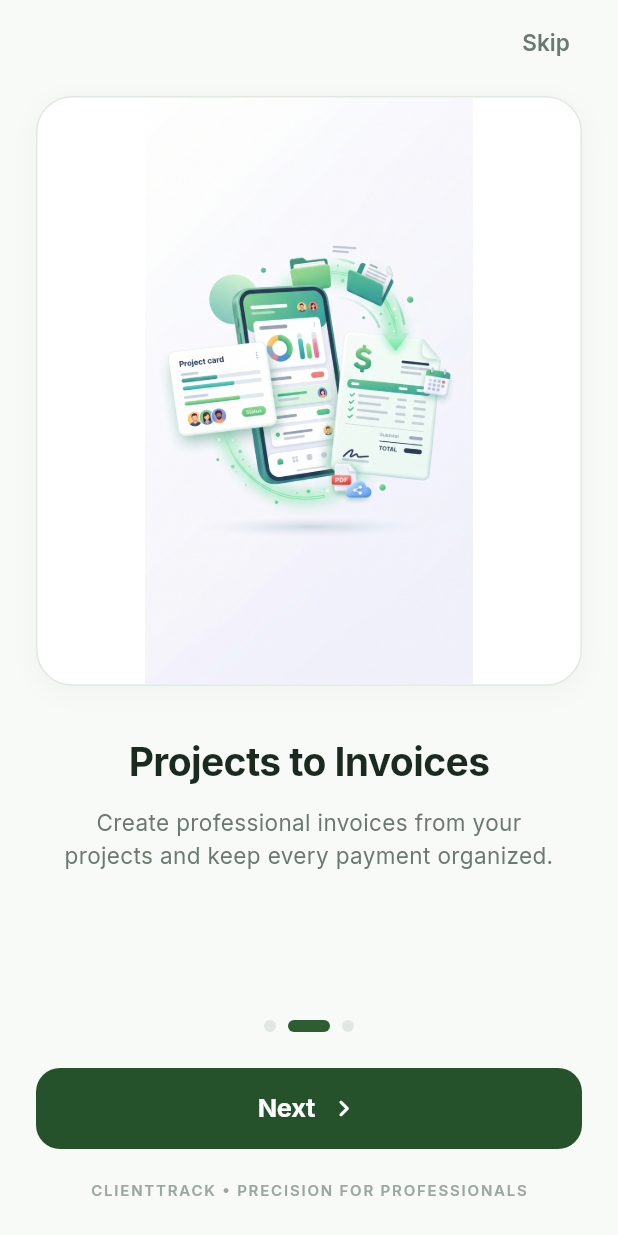
After one commit to hayat-ishfaq/clienttrack, a Flutter app: the OnboardingScreen screen opened by its route, after a tap on "Next", on a phone screen of 412 x 824 dp. The commit adds this screen. Run offline on Flutter 3.47's test engine with Material 3 defaults, Android fonts, the phone set to English and light mode, and no system bars; our stand-ins replace firebase_core, flutter_riverpod, go_router, google_fonts; accounts and stored records are empty.

Commit message:
feat: add onboarding feature with interactive slides, assets, and widget tests

```diff
--- a/lib/app/router/app_router.dart
+++ b/lib/app/router/app_router.dart
@@ -6,6 +6,7 @@ import 'route_names.dart';
 import '../../shared/widgets/navigation/main_scaffold_shell.dart';
 import '../../shared/widgets/navigation/placeholder_screen.dart';
 import '../../features/onboarding/presentation/splash_screen.dart';
+import '../../features/onboarding/presentation/onboarding_screen.dart';
 
 final GlobalKey<NavigatorState> _rootNavigatorKey = GlobalKey<NavigatorState>(debugLabel: 'root');
 final GlobalKey<NavigatorState> _homeNavigatorKey = GlobalKey<NavigatorState>(debugLabel: 'home');
@@ -31,11 +32,7 @@ final appRouterProvider = Provider<GoRouter>((ref) {
       GoRoute(
         path: AppRoutes.onboarding,
         name: AppRoutes.onboardingName,
-        builder: (context, state) => const PlaceholderScreen(
-          title: 'Welcome to ClientTrack',
-          subtitle: 'Manage clients, projects, and invoices with ease.',
-          icon: Icons.auto_awesome,
-        ),
+        builder: (context, state) => const OnboardingScreen(),
       ),
       // 03 Sign Up
       GoRoute(
--- /dev/null
+++ b/lib/features/onboarding/presentation/onboarding_screen.dart
@@ -0,0 +1,273 @@
+import 'package:flutter/material.dart';
+import 'package:go_router/go_router.dart';
+import '../../../app/router/route_names.dart';
+import '../../../app/theme/app_colors.dart';
+
+/// Model representing a single onboarding slide.
+class OnboardingSlideData {
+  final String imageAsset;
+  final String title;
+  final String subtitle;
+
+  const OnboardingSlideData({
+    required this.imageAsset,
+    required this.title,
+    required this.subtitle,
+  });
+}
+
+/// 3-slide Onboarding Screen for ClientTrack.
+/// Conforms to visily-02-onboarding.png layout and styling.
+class OnboardingScreen extends StatefulWidget {
+  const OnboardingScreen({super.key});
+
+  @override
+  State<OnboardingScreen> createState() => _OnboardingScreenState();
+}
+
+class _OnboardingScreenState extends State<OnboardingScreen> {
+  final PageController _pageController = PageController();
+  int _currentPage = 0;
+
+  static const List<OnboardingSlideData> _slides = [
+    OnboardingSlideData(
+      imageAsset: 'assets/onboarding1.jpeg',
+      title: 'Manage Your Clients',
+      subtitle: 'Keep all your clients and their information organized in one place.',
+    ),
+    OnboardingSlideData(
+      imageAsset: 'assets/onboarding2.jpeg',
+      title: 'Projects to Invoices',
+      subtitle: 'Create professional invoices from your projects and keep every payment organized.',
+    ),
+    OnboardingSlideData(
+      imageAsset: 'assets/onboarding3.jpeg',
+      title: 'Never Miss a Payment',
+      subtitle: 'Track overdue invoices and send payment reminders in just a few taps.',
+    ),
+  ];
+
+  @override
+  void dispose() {
+    _pageController.dispose();
+    super.dispose();
+  }
+
+  void _onSkip() {
+    context.go(AppRoutes.signup);
+  }
+
+  void _onNext() {
+    if (_currentPage < _slides.length - 1) {
+      _pageController.nextPage(
+        duration: const Duration(milliseconds: 400),
+        curve: Curves.easeInOutCubic,
+      );
+    } else {
+      context.go(AppRoutes.signup);
+    }
+  }
+
+  @override
+  Widget build(BuildContext context) {
+    final isLastPage = _currentPage == _slides.length - 1;
+
+    return Scaffold(
+      backgroundColor: const Color(0xFFF7FAF7),
+      appBar: AppBar(
+        backgroundColor: Colors.transparent,
+        elevation: 0,
+        actions: [
+          Padding(
+            padding: const EdgeInsets.only(right: 16.0),
+            child: TextButton(
+              onPressed: _onSkip,
+              child: const Text(
+                'Skip',
+                style: TextStyle(
+                  fontFamily: 'Inter',
+                  fontSize: 15,
+                  fontWeight: FontWeight.w600,
+                  color: AppColors.textSecondary,
+                ),
+              ),
+            ),
+          ),
+        ],
+      ),
+      body: SafeArea(
+        child: Column(
+          children: [
+            // PageView Carousel
+            Expanded(
+              child: PageView.builder(
+                controller: _pageController,
+                itemCount: _slides.length,
+                onPageChanged: (index) {
+                  setState(() {
+                    _currentPage = index;
+                  });
+                },
+                itemBuilder: (context, index) {
+                  final slide = _slides[index];
+                  return Padding(
+                    padding: const EdgeInsets.symmetric(horizontal: 24.0),
+                    child: Column(
+                      mainAxisAlignment: MainAxisAlignment.center,
+                      children: [
+                        // Illustration card container
+                        Expanded(
+                          flex: 5,
+                          child: Container(
+                            width: double.infinity,
+                            margin: const EdgeInsets.symmetric(vertical: 8),
+                            decoration: BoxDecoration(
+                              color: Colors.white,
+                              borderRadius: BorderRadius.circular(24),
+                              border: Border.all(color: AppColors.border, width: 1),
+                              boxShadow: [
+                                BoxShadow(
+                                  color: Colors.black.withValues(alpha: 0.03),
+                                  blurRadius: 16,
+                                  offset: const Offset(0, 4),
+                                ),
+                              ],
+                            ),
+                            child: ClipRRect(
+                              borderRadius: BorderRadius.circular(24),
+                              child: Image.asset(
+                                slide.imageAsset,
+                                fit: BoxFit.contain,
+                              ),
+                            ),
+                          ),
+                        ),
+                        const SizedBox(height: 24),
+
+                        // Title & Subtitle
+                        Text(
+                          slide.title,
+                          textAlign: TextAlign.center,
+                          style: const TextStyle(
+                            fontFamily: 'Inter',
+                            fontSize: 26,
+                            fontWeight: FontWeight.w700,
+                            color: AppColors.textPrimary,
+                            letterSpacing: -0.4,
+                          ),
+                        ),
+                        const SizedBox(height: 12),
+                        Padding(
+                          padding: const EdgeInsets.symmetric(horizontal: 16.0),
+                          child: Text(
+                            slide.subtitle,
+                            textAlign: TextAlign.center,
+                            style: const TextStyle(
+                              fontFamily: 'Inter',
+                              fontSize: 15,
+                              fontWeight: FontWeight.w400,
+                              color: AppColors.textSecondary,
+                              height: 1.45,
+                            ),
+                          ),
+                        ),
+                        const Spacer(flex: 1),
+                      ],
+                    ),
+                  );
+                },
+              ),
+            ),
+
+            // Page Indicator Dots
+            Padding(
+              padding: const EdgeInsets.symmetric(vertical: 16.0),
+              child: Row(
+                mainAxisAlignment: MainAxisAlignment.center,
+                children: List.generate(
+                  _slides.length,
+                  (index) {
+                    final isSelected = _currentPage == index;
+                    return AnimatedContainer(
+                      duration: const Duration(milliseconds: 300),
+                      margin: const EdgeInsets.symmetric(horizontal: 4.0),
+                      width: isSelected ? 28.0 : 8.0,
+                      height: 8.0,
+                      decoration: BoxDecoration(
+                        color: isSelected
+                            ? AppColors.primaryForest
+                            : AppColors.border,
+                        borderRadius: BorderRadius.circular(4.0),
+                      ),
+                    );
+                  },
+                ),
+              ),
+            ),
+
+            // Bottom Action Area
+            Padding(
+              padding: const EdgeInsets.fromLTRB(24, 8, 24, 16),
+              child: Column(
+                mainAxisSize: MainAxisSize.min,
+                children: [
+                  // Next / Get Started Button
+                  SizedBox(
+                    width: double.infinity,
+                    height: 54,
+                    child: ElevatedButton(
+                      onPressed: _onNext,
+                      style: ElevatedButton.styleFrom(
+                        backgroundColor: const Color(0xFF26522B),
+                        foregroundColor: Colors.white,
+                        elevation: 0,
+                        shape: RoundedRectangleBorder(
+                          borderRadius: BorderRadius.circular(16),
+                        ),
+                        padding: const EdgeInsets.symmetric(horizontal: 24),
+                      ),
+                      child: Row(
+                        mainAxisAlignment: MainAxisAlignment.center,
+                        children: [
+                          Text(
+                            isLastPage ? 'Get Started' : 'Next',
+                            style: const TextStyle(
+                              fontFamily: 'Inter',
+                              fontSize: 17,
+                              fontWeight: FontWeight.w700,
+                              letterSpacing: -0.2,
+                            ),
+                          ),
+                          const SizedBox(width: 8),
+                          const Icon(
+                            Icons.chevron_right_rounded,
+                            size: 22,
+                            color: Colors.white,
+                          ),
+                        ],
+                      ),
+                    ),
+                  ),
+                  const SizedBox(height: 20),
+
+                  // Brand Tagline Footer
+                  const Text(
+                    'CLIENTTRACK • PRECISION FOR PROFESSIONALS',
+                    style: TextStyle(
+                      fontFamily: 'Inter',
+                      fontSize: 10,
+                      fontWeight: FontWeight.w600,
+                      color: AppColors.textTertiary,
+                      letterSpacing: 1.2,
+                    ),
+                  ),
+                  const SizedBox(height: 8),
+                ],
+              ),
+            ),
+          ],
+        ),
+      ),
+    );
+  }
+}
```
Also changed, not shown: assets/onboarding1.jpeg (added), assets/onboarding2.jpeg (added), assets/onboarding3.jpeg (added), 2 other files.
